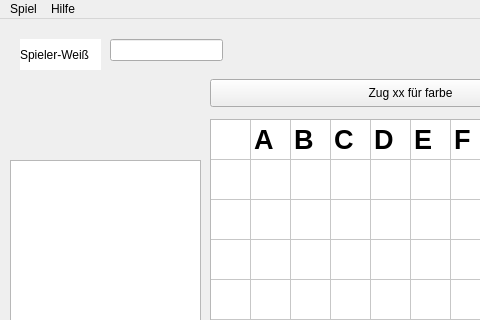
This is mainwindow.ui in dmnbc/GUI_Schach as Qt 5 draws it before an edit; both pictures show x 0 to 480 and y 0 to 320 of the 800 by 600 pixel window. The edited form follows.
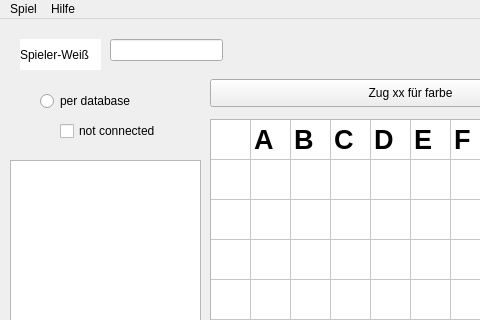
This is the edited form.

Commit message: Read from Database

```diff
--- a/mainwindow.ui
+++ b/mainwindow.ui
@@ -243,6 +243,32 @@
      <string>Spieler-Schwarz</string>
     </property>
    </widget>
+   <widget class="QRadioButton" name="usageDatabase">
+    <property name="geometry">
+     <rect>
+      <x>40</x>
+      <y>70</y>
+      <width>110</width>
+      <height>24</height>
+     </rect>
+    </property>
+    <property name="text">
+     <string>per database</string>
+    </property>
+   </widget>
+   <widget class="QCheckBox" name="dataBaseConected">
+    <property name="geometry">
+     <rect>
+      <x>60</x>
+      <y>100</y>
+      <width>111</width>
+      <height>24</height>
+     </rect>
+    </property>
+    <property name="text">
+     <string>not connected</string>
+    </property>
+   </widget>
   </widget>
   <widget class="QMenuBar" name="menubar">
    <property name="geometry">
```
The commit also changes 37 other files.
